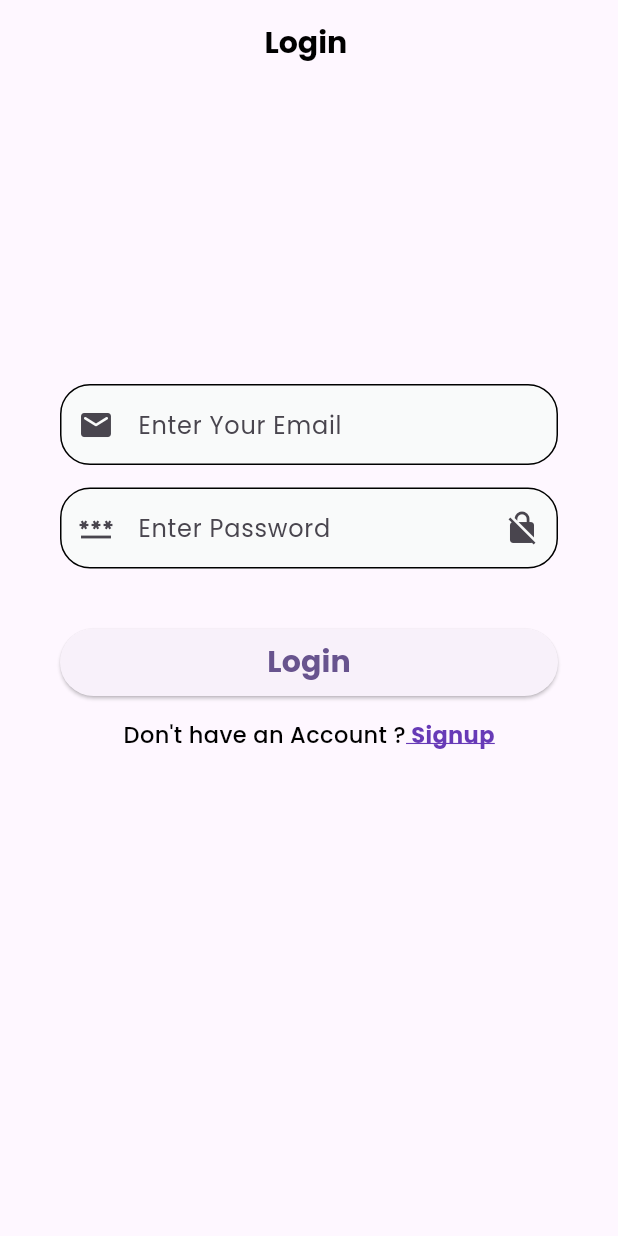
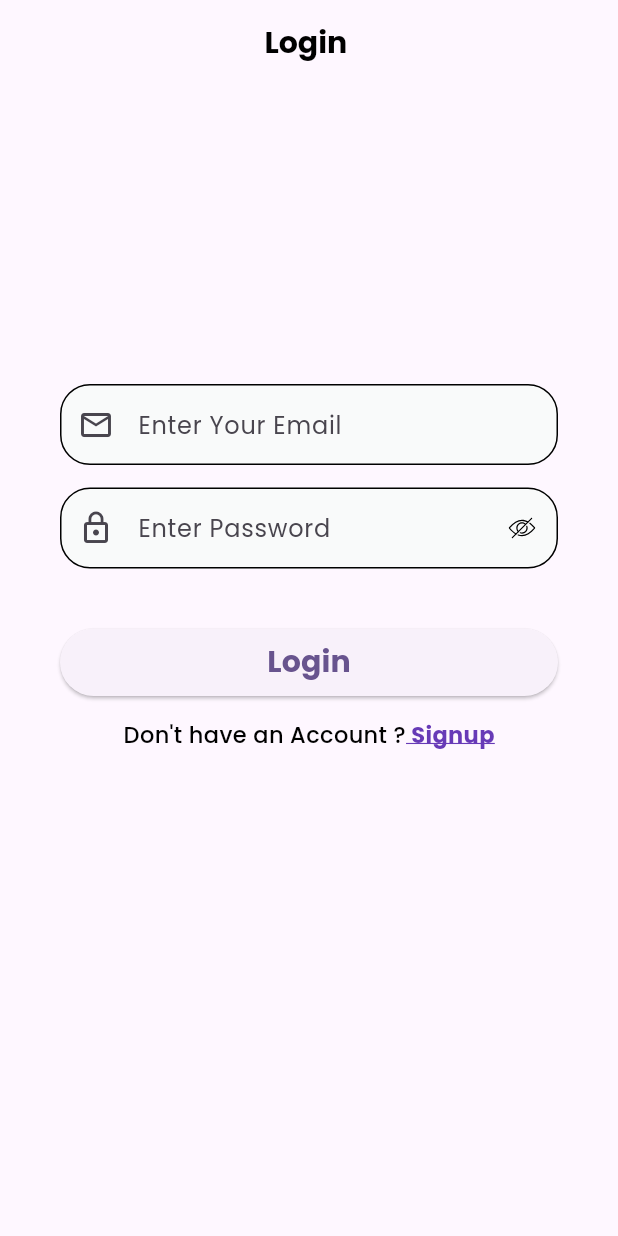
Before and after one commit to rn-byte/firebase-rlt, a Flutter app: the screen it shows after launch, after a tap on "Signup", after a tap on "Login", on a phone screen of 412 x 824 dp. Run offline on Flutter 3.47's test engine with Material 3 defaults, Android fonts, the phone set to English and light mode, and no system bars; our stand-ins replace firebase_auth, firebase_core, flutter_svg; accounts and stored records are empty; network calls fail.

Commit message:
Some Svg changes made

```diff
--- a/lib/pages/login.dart
+++ b/lib/pages/login.dart
@@ -3,6 +3,7 @@ import 'package:firebase_rlt/pages/home.dart';
 import 'package:firebase_rlt/pages/sign_up.dart';
 import 'package:firebase_rlt/util/text_form_field.dart';
 import 'package:flutter/material.dart';
+import 'package:flutter_svg/svg.dart';
 
 class LogIn extends StatefulWidget {
   const LogIn({
@@ -16,6 +17,8 @@ class LogIn extends StatefulWidget {
 }
 
 class _LogInState extends State<LogIn> {
+  bool showPass = true;
+  String svgPath = 'assets/icons/cl_eye.svg';
   final _formKey = GlobalKey<FormState>();
   String uEmail = '';
   String uPass = '';
@@ -45,7 +48,7 @@ class _LogInState extends State<LogIn> {
                 decoration: formFieldDecoration(
                     hText: 'Enter Your Email',
                     lText: 'Enter Your Email',
-                    icon: Icons.email_rounded),
+                    icon: Icons.email_outlined),
                 validator: (value) {
                   if (value.toString().isEmpty) {
                     return 'Enter email';
@@ -61,12 +64,30 @@ class _LogInState extends State<LogIn> {
                 height: 15,
               ),
               TextFormField(
-                obscureText: true,
+                obscureText: showPass,
                 decoration: formFieldDecoration(
                     hText: 'Enter Password',
                     lText: 'Enter Password',
-                    icon: Icons.password,
-                    suffixIcon: Icons.no_encryption),
+                    icon: Icons.lock_outline,
+                    suffixIcon: InkWell(
+                        onTap: () {
+                          setState(() {
+                            showPass = !showPass;
+                            if (svgPath == 'assets/icons/cl_eye.svg') {
+                              svgPath = 'assets/icons/op_eye.svg';
+                            } else {
+                              svgPath = 'assets/icons/cl_eye.svg';
+                            }
+                          });
+                        },
+                        child: Padding(
+                          padding: const EdgeInsets.all(15.0),
+                          child: SvgPicture.asset(
+                            svgPath,
+                            height: 2,
+                            width: 2,
+                          ),
+                        ))),
                 validator: (value) {
                   if (value.toString().isEmpty) {
                     return 'Enter password';
--- a/lib/pages/sign_up.dart
+++ b/lib/pages/sign_up.dart
@@ -2,6 +2,7 @@ import 'package:firebase_rlt/functions/auth_function.dart';
 import 'package:firebase_rlt/pages/login.dart';
 import 'package:firebase_rlt/util/text_form_field.dart';
 import 'package:flutter/material.dart';
+import 'package:flutter_svg/svg.dart';
 
 class SignUp extends StatefulWidget {
   const SignUp({super.key});
@@ -13,6 +14,10 @@ class SignUp extends StatefulWidget {
 }
 
 class _SignUpState extends State<SignUp> {
+  bool showText = true;
+  String svgPath = 'assets/icons/cl_eye.svg';
+  bool showText2 = true;
+  String svgPath2 = 'assets/icons/cl_eye.svg';
   final _formKey = GlobalKey<FormState>();
   String fName = '';
   String lName = '';
@@ -52,7 +57,9 @@ class _SignUpState extends State<SignUp> {
             ),
             TextFormField(
               decoration: formFieldDecoration(
-                  hText: 'First Name', lText: 'First Name', icon: Icons.person),
+                  hText: 'First Name',
+                  lText: 'First Name',
+                  icon: Icons.person_outline),
               validator: (value) {
                 if (value.toString().isEmpty) {
                   return 'First Name Should not be Empty';
@@ -69,10 +76,12 @@ class _SignUpState extends State<SignUp> {
             ),
             TextFormField(
               decoration: formFieldDecoration(
-                  hText: 'Last Name', lText: 'Last Name', icon: Icons.title),
+                  hText: 'Last Name',
+                  lText: 'Last Name',
+                  icon: Icons.title_outlined),
               validator: (value) {
                 if (value.toString().isEmpty) {
-                  return 'Lase Name Should not be Empty';
+                  return 'Last Name Should not be Empty';
                 } else {
                   return null;
                 }
@@ -88,7 +97,7 @@ class _SignUpState extends State<SignUp> {
               decoration: formFieldDecoration(
                   hText: 'Enter Phone Number',
                   lText: 'Enter Phone Number',
-                  icon: Icons.phone),
+                  icon: Icons.phone_outlined),
               validator: (value) {
                 if (value.toString().isEmpty) {
                   return 'Phone Number Should not be Empty';
@@ -107,7 +116,7 @@ class _SignUpState extends State<SignUp> {
               decoration: formFieldDecoration(
                   hText: 'Enter Your Email',
                   lText: 'Enter Your Email',
-                  icon: Icons.email_rounded),
+                  icon: Icons.email_outlined),
               validator: (value) {
                 if (value.toString().isEmpty) {
                   return 'Email Should not be Empty';
@@ -127,12 +136,30 @@ class _SignUpState extends State<SignUp> {
             ),
             TextFormField(
               controller: uPassController,
-              obscureText: true,
+              obscureText: showText,
               decoration: formFieldDecoration(
                   hText: 'Enter Password',
                   lText: 'Enter Password',
-                  icon: Icons.password,
-                  suffixIcon: Icons.no_encryption),
+                  icon: Icons.lock_outline,
+                  suffixIcon: InkWell(
+                      onTap: () {
+                        setState(() {
+                          showText = !showText;
+                          if (svgPath == 'assets/icons/cl_eye.svg') {
+                            svgPath = 'assets/icons/op_eye.svg';
+                          } else {
+                            svgPath = 'assets/icons/cl_eye.svg';
+                          }
+                        });
+                      },
+                      child: Padding(
+                        padding: const EdgeInsets.all(15.0),
+                        child: SvgPicture.asset(
+                          svgPath,
+                          height: 2,
+                          width: 2,
+                        ),
+                      ))),
               validator: (value) {
                 if (value.toString().isEmpty) {
                   return 'Password Field should be Empty';
@@ -152,12 +179,31 @@ class _SignUpState extends State<SignUp> {
             ),
             TextFormField(
                 controller: urPassController,
-                obscureText: true,
+                obscureText: showText2,
                 decoration: formFieldDecoration(
                     hText: 'Re-type Password',
                     lText: 'Re-type Password',
-                    icon: Icons.password,
-                    suffixIcon: Icons.no_encryption),
+                    icon: Icons.lock_outline,
+                    suffixIcon: InkWell(
+                      onTap: () {
+                        setState(() {
+                          showText2 = !showText2;
+                          if (svgPath2 == 'assets/icons/cl_eye.svg') {
+                            svgPath2 = 'assets/icons/op_eye.svg';
+                          } else {
+                            svgPath2 = 'assets/icons/cl_eye.svg';
+                          }
+                        });
+                      },
+                      child: Padding(
+                        padding: const EdgeInsets.all(15.0),
+                        child: SvgPicture.asset(
+                          svgPath2,
+                          height: 2,
+                          width: 2,
+                        ),
+                      ),
+                    )),
                 validator: (value) {
                   if (value.toString().isEmpty) {
                     return 'Password Field should be Empty';
--- a/lib/util/text_form_field.dart
+++ b/lib/util/text_form_field.dart
@@ -4,12 +4,12 @@ InputDecoration formFieldDecoration(
     {required String hText,
     required String lText,
     required IconData icon,
-    IconData? suffixIcon}) {
+    Widget? suffixIcon}) {
   return InputDecoration(
       hintText: hText,
       labelText: lText,
       prefixIcon: Icon(icon),
-      suffixIcon: Icon(suffixIcon),
+      suffixIcon: suffixIcon,
       floatingLabelStyle: const TextStyle(color: Colors.black),
       filled: true,
       fillColor: const Color.fromARGB(255, 249, 250, 250),
```
Also changed, not shown: assets/icons/cl_eye.svg (added), assets/icons/op_eye.svg (added).
